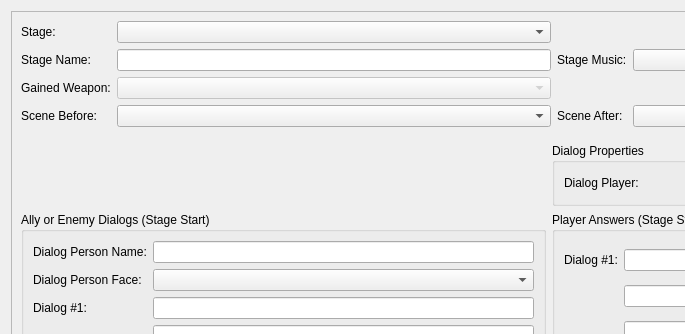
Above: editor/mainwindow_tab/stage_edit.ui from protoman/rockbot before the change; both pictures show x 0 to 685 and y 0 to 334 of the 1098 by 831 pixel window. Below: the same form after it.
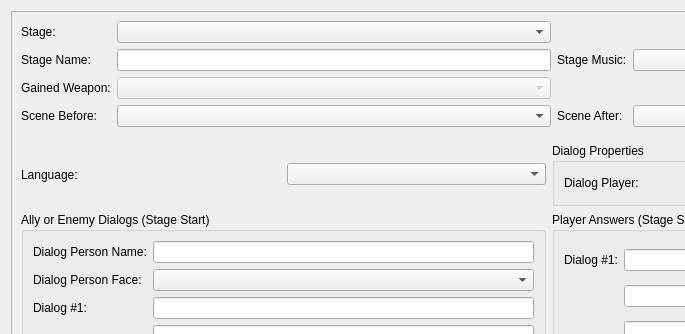
That is the form after the change.

Diff of the .ui file:
```diff
--- a/editor/mainwindow_tab/stage_edit.ui
+++ b/editor/mainwindow_tab/stage_edit.ui
@@ -535,6 +535,20 @@
              </layout>
             </widget>
            </item>
+           <item row="0" column="0">
+            <layout class="QHBoxLayout" name="horizontalLayout">
+             <item>
+              <widget class="QLabel" name="label_3">
+               <property name="text">
+                <string>Language:</string>
+               </property>
+              </widget>
+             </item>
+             <item>
+              <widget class="QComboBox" name="language_comboBox"/>
+             </item>
+            </layout>
+           </item>
           </layout>
          </item>
         </layout>
```
